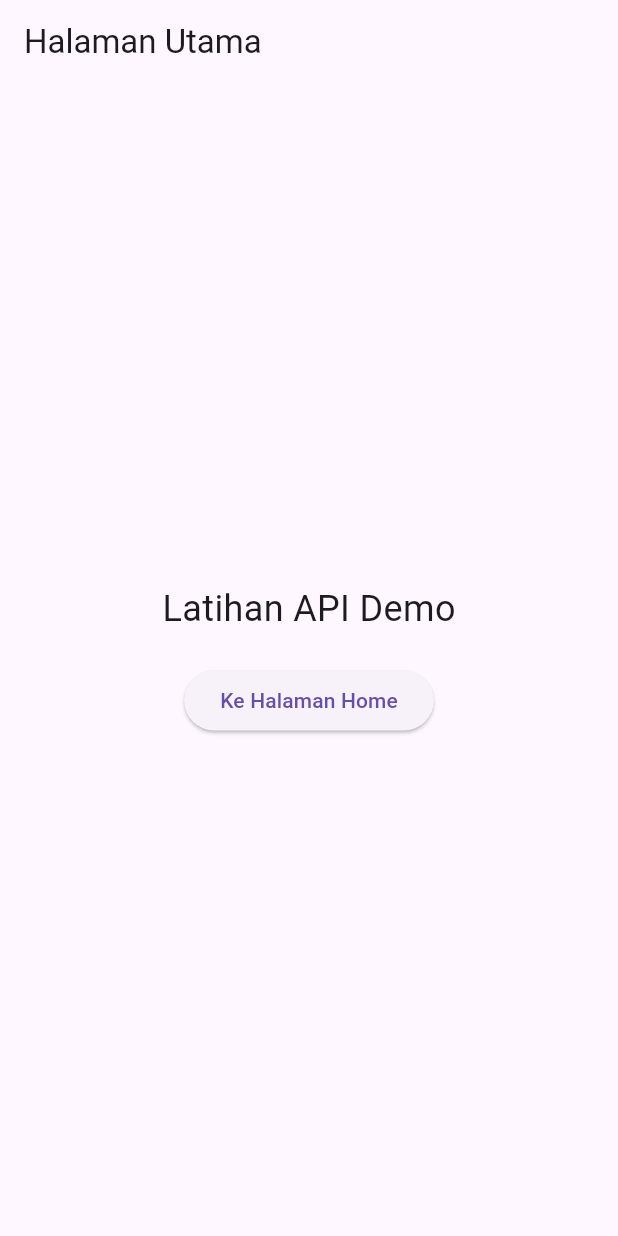
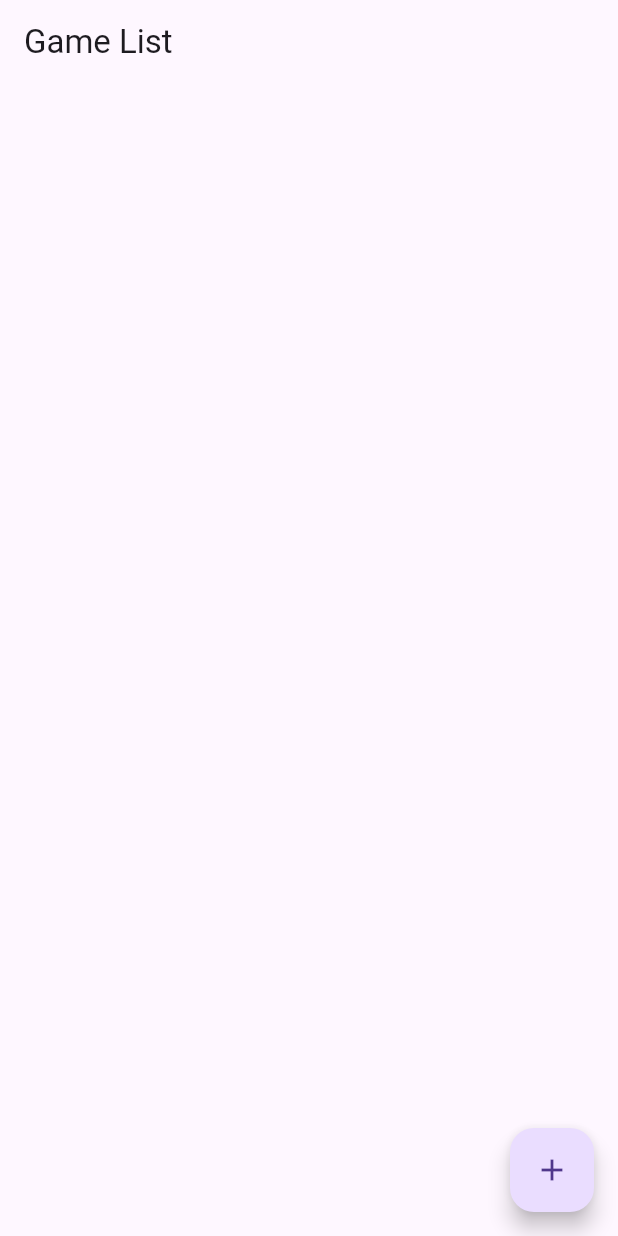
Before and after one commit to FilbertWijayaa/pmp10, a Flutter app: the screen it shows after launch, on a phone screen of 412 x 824 dp. Run offline on Flutter 3.47's test engine with Material 3 defaults, Android fonts, the phone set to English and light mode, and no system bars; our stand-ins replace bloc, dio, flutter_bloc.

Commit message:
first commit

```diff
--- /dev/null
+++ b/lib/bloc/game/create/game_create_bloc.dart
@@ -0,0 +1,16 @@
+import 'package:bloc/bloc.dart';
+import 'package:fw/params/game_params.dart';
+import 'package:meta/meta.dart';
+
+import '../../../response/game_create_response.dart';
+
+part 'game_create_event.dart';
+part 'game_create_state.dart';
+
+class GameCreateBloc extends Bloc<GameCreateEvent, GameCreateState> {
+  GameCreateBloc() : super(GameCreateInitial()) {
+    on<GameCreateEvent>((event, emit) {
+      // TODO: implement event handler
+    });
+  }
+}
--- a/lib/main.dart
+++ b/lib/main.dart
@@ -1,6 +1,7 @@
 import 'package:flutter/material.dart';
+import 'package:fw/ui/game_list.dart';
 import 'package:fw/ui/home.dart';
-import 'package:fw/ui/product_homepage.dart'; // Make sure this import points to the correct Home page.
+import 'package:fw/ui/product_homepage.dart'; //
 
 void main() {
   runApp(MyApp());
@@ -14,7 +15,8 @@ class MyApp extends StatelessWidget {
       theme: ThemeData(
         primarySwatch: Colors.blue,
       ),
-      home: MyHomePage(),
+      //home: MyHomePage(),
+      home: GameList(),
     );
   }
 }
@@ -37,10 +39,9 @@ class MyHomePage extends StatelessWidget {
             SizedBox(height: 20),
             ElevatedButton(
               onPressed: () {
-                // Navigasi ke halaman HomePage saat tombol ditekan
                 Navigator.push(
                   context,
-                  MaterialPageRoute(builder: (context) => ProductHomepage()), // Make sure ProductHomepage is defined
+                  MaterialPageRoute(builder: (context) => GameList()),
                 );
               },
               child: Text('Ke Halaman Home'),
--- /dev/null
+++ b/lib/ui/game_list.dart
@@ -0,0 +1,27 @@
+import 'package:flutter/material.dart';
+import 'package:fw/ui/game_create_page.dart';
+
+class GameList extends StatefulWidget {
+  const GameList({super.key});
+
+  @override
+  State<GameList> createState() => _GameListState();
+}
+
+class _GameListState extends State<GameList> {
+  @override
+  Widget build(BuildContext context) {
+    return Scaffold(
+      appBar: AppBar(
+        title: Text('Game List'),
+      ),
+      floatingActionButton: FloatingActionButton(
+          onPressed: () {
+            Navigator.push(context,
+              MaterialPageRoute(builder: (context) => GameCreatePage()));
+          },
+        child: Icon(Icons.add),
+      ),
+    );
+  }
+}
```
Also changed, not shown: lib/bloc/game/create/game_create_event.dart (added, +9 -0 lines), lib/bloc/game/create/game_create_state.dart (added, +18 -0 lines), lib/params/game_params.dart (added, +12 -0 lines), lib/repository/game_repository.dart (added, +17 -0 lines), lib/response/game_create_response.dart (added, +12 -0 lines), lib/ui/game_create_page.dart (added, +32 -0 lines).
